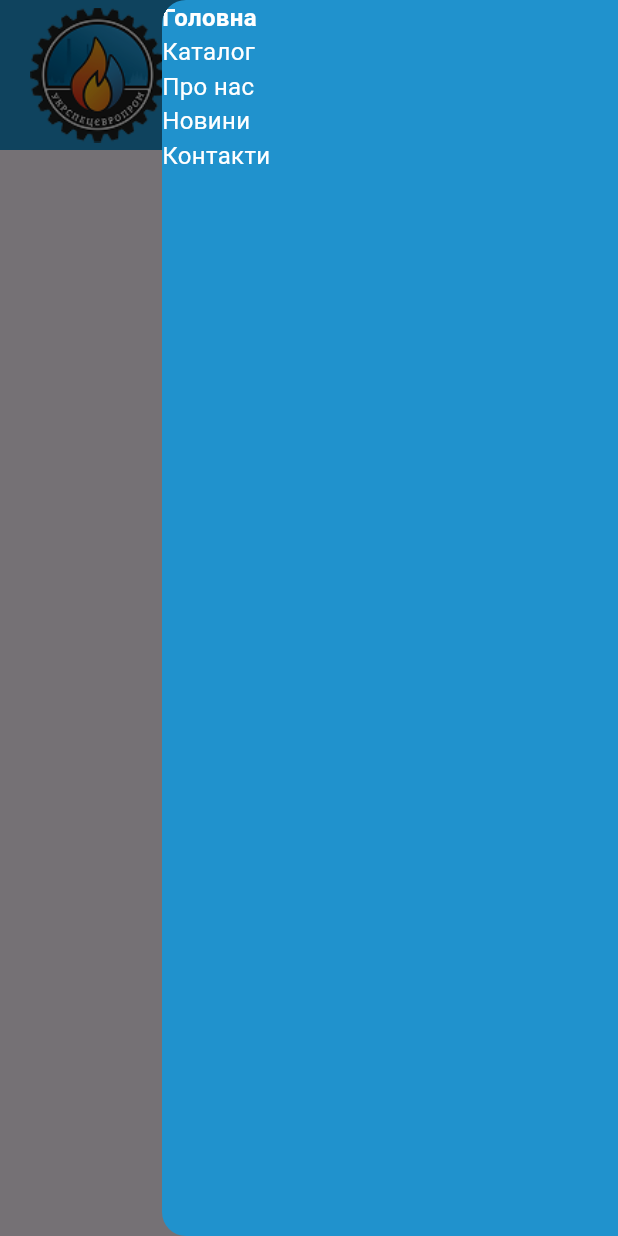
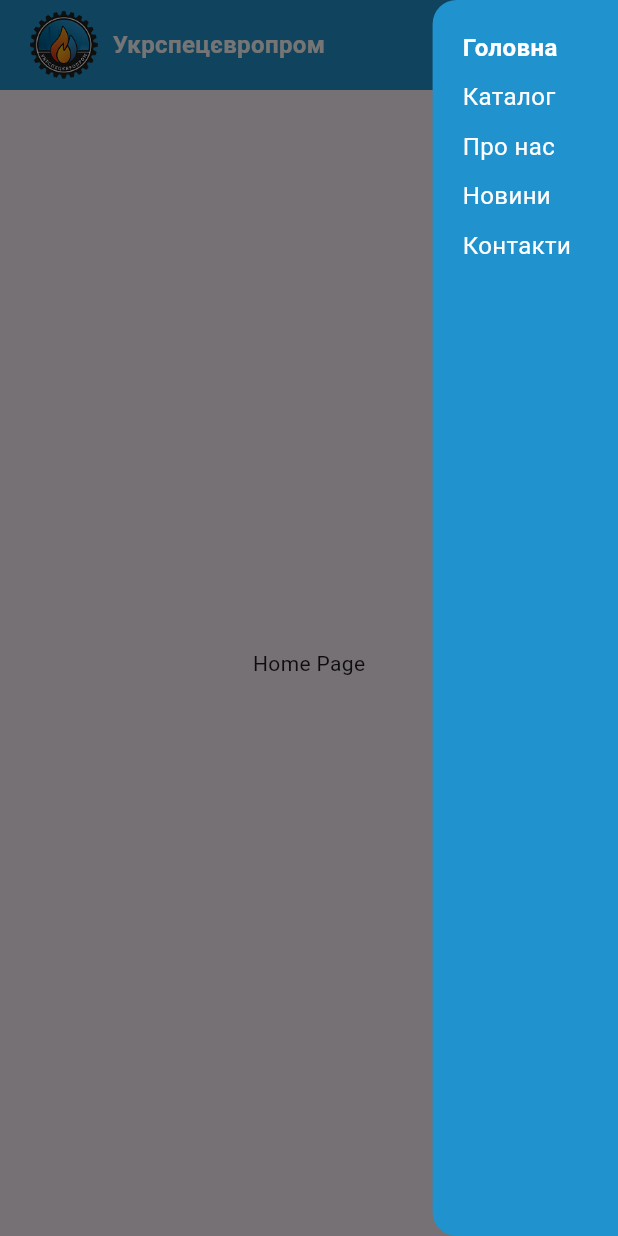
Before and after one commit to RenatTest/ukrspetzevroprom, a Flutter app: the screen it shows after launch, with the side drawer open, on a phone screen of 412 x 824 dp. Run offline on Flutter 3.47's test engine with Material 3 defaults, Android fonts, the phone set to English and light mode, and no system bars; our stand-ins replace firebase_core, go_router, hexcolor; accounts and stored records are empty.

Commit message:
feat(USEP-project-structure): fix drawer items, logo, title view

```diff
--- a/lib/features/home_page/presentation/ui/widgets/app_bar_custom.dart
+++ b/lib/features/home_page/presentation/ui/widgets/app_bar_custom.dart
@@ -14,7 +14,7 @@ class AppBarCustom extends StatelessWidget {
 
     return Container(
       color: HexColor('#2092cd'),
-      height: 100,
+      height: isMobile ? 60 : 100,
       child: Padding(
         padding: const EdgeInsets.only(right: 20, left: 20),
         child: Row(
@@ -24,14 +24,14 @@ class AppBarCustom extends StatelessWidget {
               spacing: 10,
               children: [
                 Image.asset(
-                  width: 90,
-                  height: 90,
+                  width: isMobile ? 45 : 90,
+                  height: isMobile ? 45 : 90,
                   'assets/images/main_logo.png',
                 ),
                 Text(
                   'Укрспецєвропром',
                   style: TextStyle(
-                    fontSize: 25,
+                    fontSize: isMobile ? 16 : 25,
                     color: HexColor('FFFFFF'),
                     fontWeight: FontWeight.w600,
                   ),
--- a/lib/features/home_page/presentation/ui/widgets/app_drawer.dart
+++ b/lib/features/home_page/presentation/ui/widgets/app_drawer.dart
@@ -11,12 +11,15 @@ class AppDrawer extends StatelessWidget {
   Widget build(BuildContext context) {
     final String? currentRouteName = GoRouterState.of(context).name;
 
-    return Drawer(
+    return SizedBox(
+      width: MediaQuery.of(context).size.width * 0.3,
+      child: Drawer(
         backgroundColor: HexColor('#2092cd'),
+        child: Padding(
+          padding: const EdgeInsets.all(15.0),
           child: ListView(
             padding: EdgeInsets.zero,
             children: [
-          // DrawerHeader(child: Text('Меню', style: TextStyle(fontSize: 20))),
               AppDrawerItem(
                 title: 'Головна',
                 route: PageNames.homePage,
@@ -44,6 +47,8 @@ class AppDrawer extends StatelessWidget {
               ),
             ],
           ),
+        ),
+      ),
     );
   }
 }
--- a/lib/features/home_page/presentation/ui/widgets/app_drawer_item.dart
+++ b/lib/features/home_page/presentation/ui/widgets/app_drawer_item.dart
@@ -24,6 +24,8 @@ class AppDrawerItem extends StatelessWidget {
           context.goNamed(route);
         }
       },
+      child: Padding(
+        padding: const EdgeInsets.all(5.0),
         child: Text(
           title,
           style: TextStyle(
@@ -32,6 +34,7 @@ class AppDrawerItem extends StatelessWidget {
             fontWeight: isActive ? FontWeight.w600 : FontWeight.w400,
           ),
         ),
+      ),
     );
   }
 }
```
Lines whose indentation alone changed are shown as unchanged.
